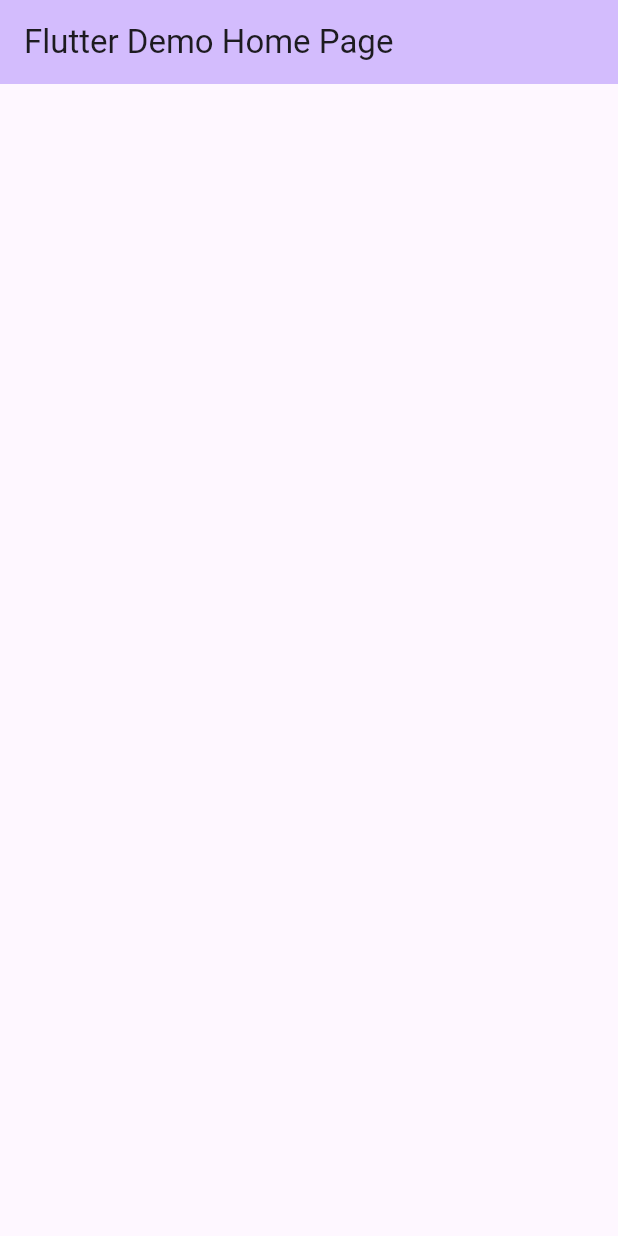
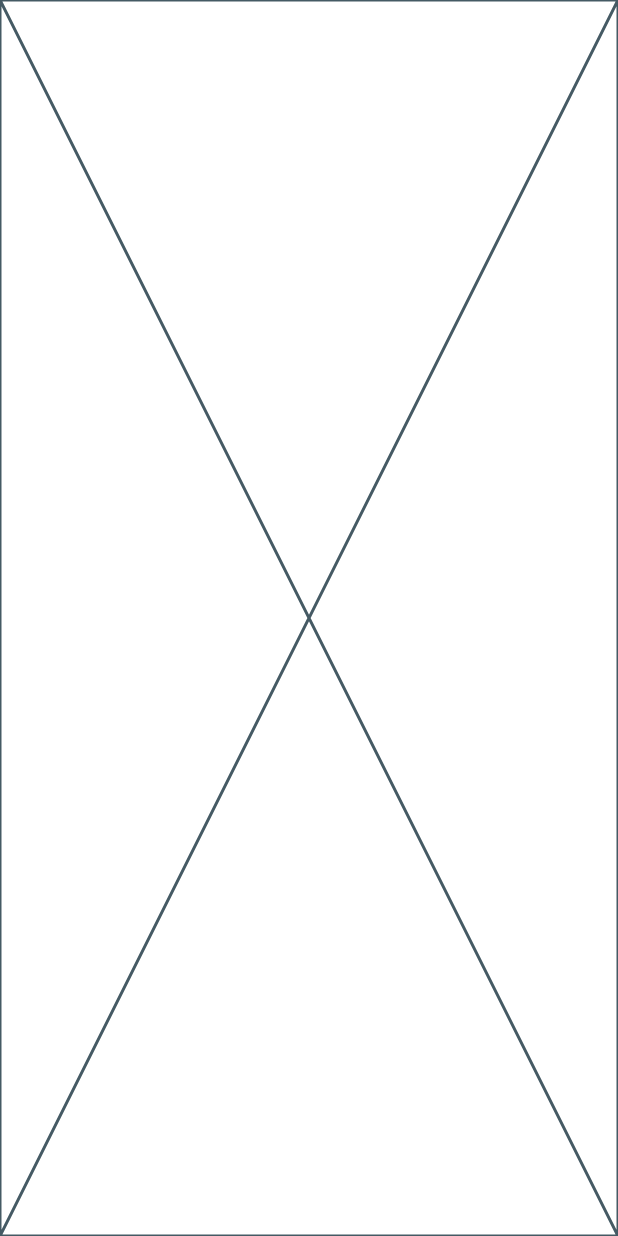
Before and after one commit to tnandarsu/flutter_application_tictactoe, a Flutter app: the screen it shows after launch, on a phone screen of 412 x 824 dp. Run offline on Flutter 3.47's test engine with Material 3 defaults, Android fonts, the phone set to English and light mode, and no system bars.

Commit message:
Start the app

```diff
--- /dev/null
+++ b/lib/game_screen.dart
@@ -0,0 +1,15 @@
+import 'package:flutter/material.dart';
+
+class GameScreen extends StatefulWidget {
+  const GameScreen({super.key});
+
+  @override
+  State<GameScreen> createState() => _GameScreenState();
+}
+
+class _GameScreenState extends State<GameScreen> {
+  @override
+  Widget build(BuildContext context) {
+    return const Placeholder();
+  }
+}
--- a/lib/main.dart
+++ b/lib/main.dart
@@ -1,4 +1,5 @@
 import 'package:flutter/material.dart';
+import 'package:flutter_application_tictactoe/game_screen.dart';
 
 void main() {
   runApp(const MyApp());
@@ -12,45 +13,12 @@ class MyApp extends StatelessWidget {
   Widget build(BuildContext context) {
     return MaterialApp(
       title: 'Tic Tac Toe',
+      debugShowCheckedModeBanner: false,
       theme: ThemeData(
-        colorScheme: ColorScheme.fromSeed(seedColor: Colors.deepPurple),
+        primarySwatch: Colors.green,
         useMaterial3: true,
       ),
-      home: const MyHomePage(title: 'Flutter Demo Home Page'),
+      home: const GameScreen(),
     );
   }
 }
-
-class MyHomePage extends StatefulWidget {
-  const MyHomePage({super.key, required this.title});
-
-  final String title;
-
-  @override
-  State<MyHomePage> createState() => _MyHomePageState();
-}
-
-class _MyHomePageState extends State<MyHomePage> {
-  int _counter = 0;
-
-  void _incrementCounter() {
-    setState(() {
-      _counter++;
-    });
-  }
-
-  @override
-  Widget build(BuildContext context) {
-    return Scaffold(
-      appBar: AppBar(
-        backgroundColor: Theme.of(context).colorScheme.inversePrimary,
-        title: Text(widget.title),
-      ),
-      body: Center(
-        child: Column(
-
-        ),
-      ),
-    );
-  }
-}
```
